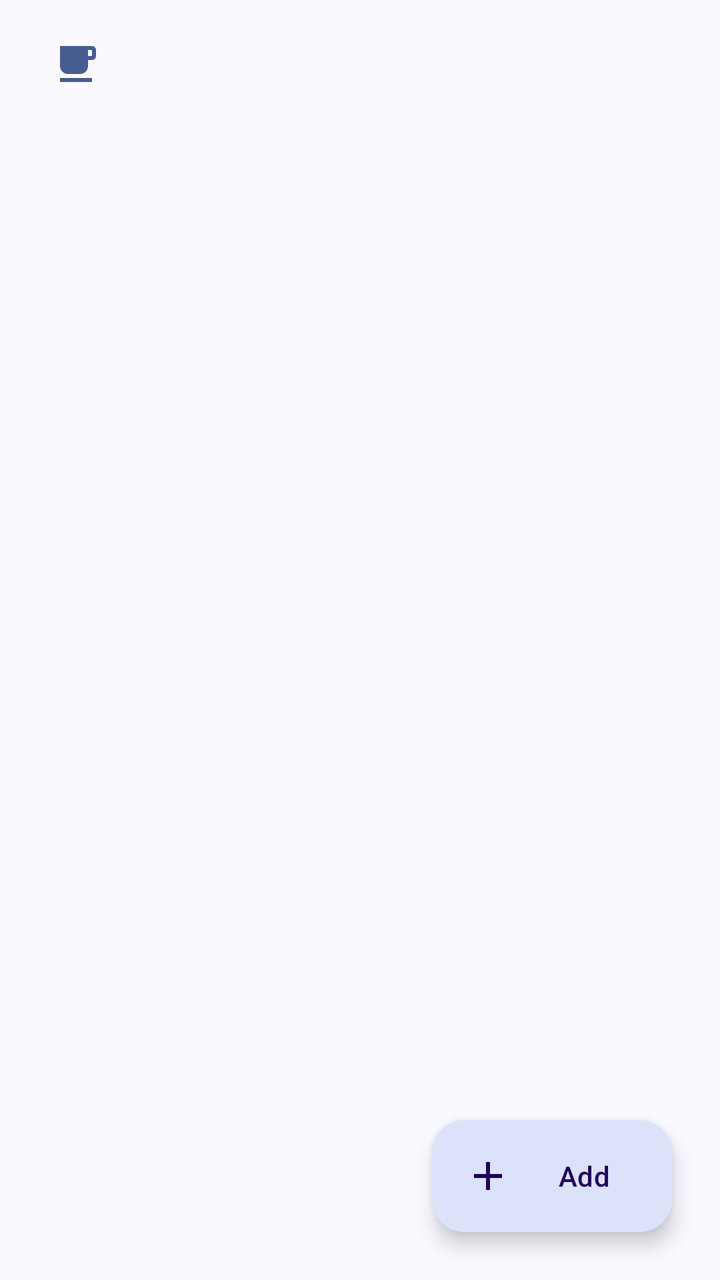
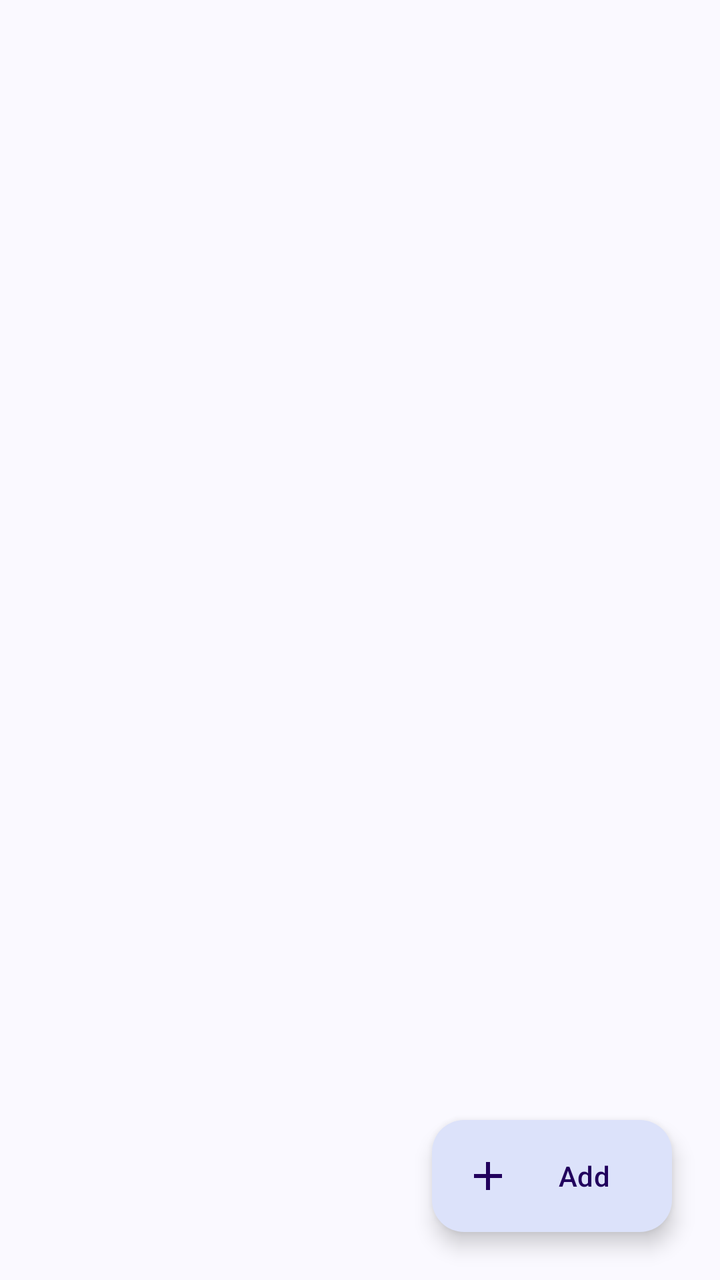

An Android layout rendered at two revisions. The XML below is the earlier revision; the diff shows what the commit changed to produce the second picture.
<!-- AndroidManifest.xml: application theme Theme.altercard -->
<!-- res/layout/activity_main.xml -->
<?xml version="1.0" encoding="utf-8"?>
<androidx.coordinatorlayout.widget.CoordinatorLayout xmlns:android="http://schemas.android.com/apk/res/android"
    xmlns:app="http://schemas.android.com/apk/res-auto"
    xmlns:tools="http://schemas.android.com/tools"
    android:layout_width="match_parent"
    android:layout_height="match_parent"
    android:fitsSystemWindows="true"
    tools:context=".MainActivity">

    <com.google.android.material.appbar.AppBarLayout
        android:id="@+id/app_bar_layout"
        android:layout_width="match_parent"
        android:layout_height="wrap_content"
        android:background="@color/app_background"
        app:elevation="0dp">

        <com.google.android.material.appbar.MaterialToolbar
            android:id="@+id/toolbar"
            android:layout_width="match_parent"
            android:layout_height="?attr/actionBarSize"
            android:background="@color/app_background"
            android:paddingStart="10dp"
            android:paddingEnd="10dp"
            app:navigationIcon="@drawable/ic_coffee"
            app:navigationContentDescription="@string/action_support"
            app:title="" />

    </com.google.android.material.appbar.AppBarLayout>

    <androidx.core.widget.NestedScrollView
        android:id="@+id/nested_scroll_view"
        android:layout_width="match_parent"
        android:layout_height="match_parent"
        app:layout_behavior="@string/appbar_scrolling_view_behavior">

        <androidx.recyclerview.widget.RecyclerView
            android:id="@+id/cards_recycler_view"
            android:layout_width="match_parent"
            android:layout_height="wrap_content"
            android:clipToPadding="false"
            android:padding="8dp"/>

    </androidx.core.widget.NestedScrollView>

    <com.google.android.material.floatingactionbutton.ExtendedFloatingActionButton
        android:id="@+id/add_card_fab"
        android:layout_width="wrap_content"
        android:layout_height="wrap_content"
        android:layout_gravity="bottom|end"
        android:layout_margin="24dp"
        android:text="@string/add_new_card"
        app:icon="@drawable/ic_add" />

</androidx.coordinatorlayout.widget.CoordinatorLayout>
<!-- resources referenced by this layout -->
<resources>
  <color name="app_background">#faf9ff</color>
  <!-- drawable ic_add (drawable) -->
  <vector xmlns:android="http://schemas.android.com/apk/res/android"
      android:width="24dp"
      android:height="24dp"
      android:viewportWidth="24"
      android:viewportHeight="24"
      android:tint="?attr/colorOnSecondary">
    <path
        android:fillColor="@android:color/white"
        android:pathData="M19,13h-6v6h-2v-6H5v-2h6V5h2v6h6v2z"/>
  </vector>
  <!-- drawable ic_coffee (drawable) -->
  <?xml version="1.0" encoding="utf-8"?>
  <vector xmlns:android="http://schemas.android.com/apk/res/android"
      android:width="24dp"
      android:height="24dp"
      android:viewportWidth="24"
      android:viewportHeight="24"
      android:tint="?attr/colorControlNormal">
      <path
          android:fillColor="@android:color/white"
          android:pathData="M20,3L4,3v10c0,2.21 1.79,4 4,4h6c2.21,0 4,-1.79 4,-4v-3h2c1.11,0 2,-0.89 2,-2L22,5c0,-1.11 -0.89,-2 -2,-2zM20,8h-2L18,5h2v3zM4,19h16v2L4,21z" />
  </vector>
  <string name="action_support">Support the project</string>
  <string name="add_new_card">Add</string>
  <style name="Theme.altercard" parent="Theme.Material3.DayNight.NoActionBar">
          
          <item name="colorPrimary">@color/primary_light</item>
          <item name="colorPrimaryContainer">@color/main_fab_background_light</item>
  
          
          <item name="colorSurface">@color/app_background_light</item>
          <item name="colorSurfaceVariant">@color/card_light</item>
          <item name="android:windowBackground">@color/app_background_light</item>
  
          
          <item name="colorControlNormal">@color/primary_light</item>
  
          
          <item name="android:statusBarColor">@android:color/transparent</item>
          <item name="android:navigationBarColor">@android:color/transparent</item>
      </style>
  <color name="primary_light">#465d91</color>
  <color name="main_fab_background_light">#dce2fa</color>
  <color name="app_background_light">#faf9ff</color>
  <color name="card_light">#ededf7</color>
</resources>

<!-- the commit's change to res/layout/activity_main.xml (unified diff, before → after) -->
@@ -21,8 +21,6 @@
             android:background="@color/app_background"
             android:paddingStart="10dp"
             android:paddingEnd="10dp"
-            app:navigationIcon="@drawable/ic_coffee"
-            app:navigationContentDescription="@string/action_support"
             app:title="" />
 
     </com.google.android.material.appbar.AppBarLayout>
<!-- resource entries referenced after the edit -->
@@ -12,19 +12,6 @@
         android:fillColor="@android:color/white"
         android:pathData="M19,13h-6v6h-2v-6H5v-2h6V5h2v6h6v2z"/>
   </vector>
-  <!-- drawable ic_coffee (drawable) -->
-  <?xml version="1.0" encoding="utf-8"?>
-  <vector xmlns:android="http://schemas.android.com/apk/res/android"
-      android:width="24dp"
-      android:height="24dp"
-      android:viewportWidth="24"
-      android:viewportHeight="24"
-      android:tint="?attr/colorControlNormal">
-      <path
-          android:fillColor="@android:color/white"
-          android:pathData="M20,3L4,3v10c0,2.21 1.79,4 4,4h6c2.21,0 4,-1.79 4,-4v-3h2c1.11,0 2,-0.89 2,-2L22,5c0,-1.11 -0.89,-2 -2,-2zM20,8h-2L18,5h2v3zM4,19h16v2L4,21z" />
-  </vector>
-  <string name="action_support">Support the project</string>
   <string name="add_new_card">Add</string>
   <style name="Theme.altercard" parent="Theme.Material3.DayNight.NoActionBar">
           
